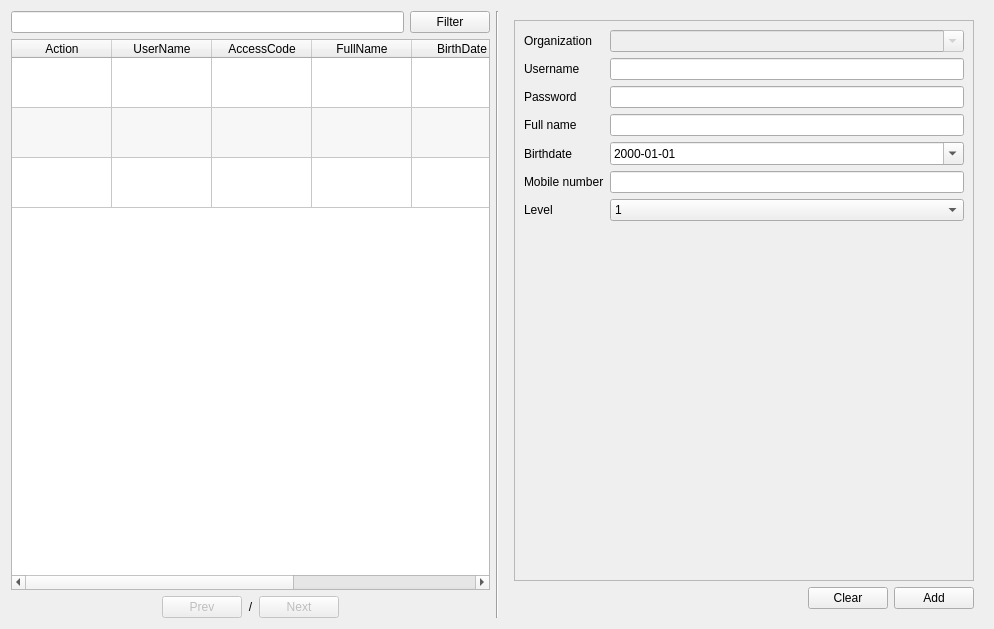
The window that app/views/templates/ManageUser.ui (rondalefloyd/mts-pos) describes before a commit, drawn with Qt 5.
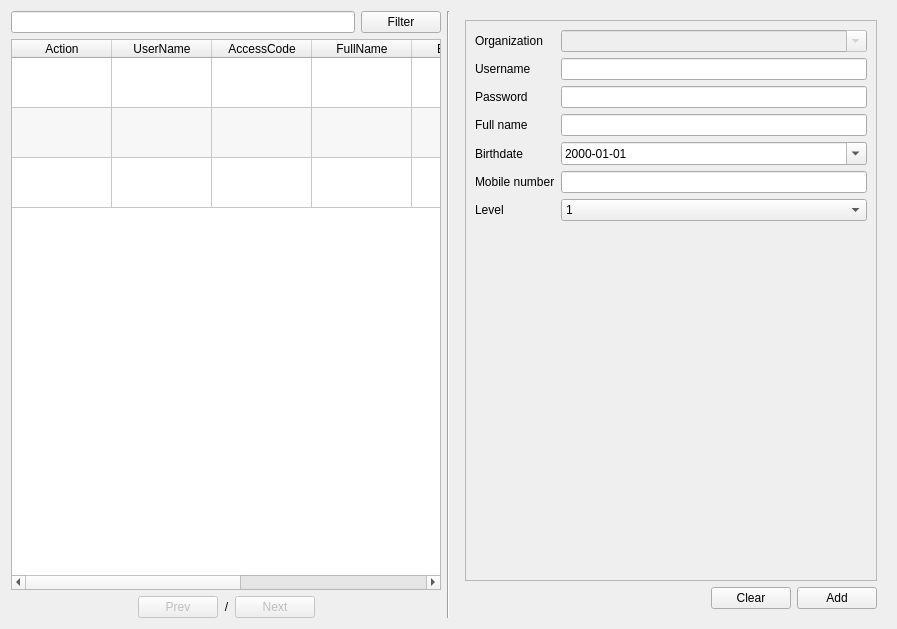
The same window after the commit.

What changed in the file:
```diff
--- a/app/views/templates/ManageUser.ui
+++ b/app/views/templates/ManageUser.ui
@@ -6,7 +6,7 @@
    <rect>
     <x>0</x>
     <y>0</y>
-    <width>994</width>
+    <width>897</width>
     <height>629</height>
    </rect>
   </property>
@@ -189,10 +189,10 @@
     </widget>
    </item>
    <item>
-    <widget class="QFrame" name="">
+    <widget class="QFrame" name="frameRegister">
      <property name="maximumSize">
       <size>
-       <width>500</width>
+       <width>16777215</width>
        <height>16777215</height>
       </size>
      </property>
@@ -207,8 +207,8 @@
           <rect>
            <x>0</x>
            <y>0</y>
-           <width>476</width>
-           <height>576</height>
+           <width>412</width>
+           <height>560</height>
           </rect>
          </property>
          <layout class="QFormLayout" name="formLayout">
```
